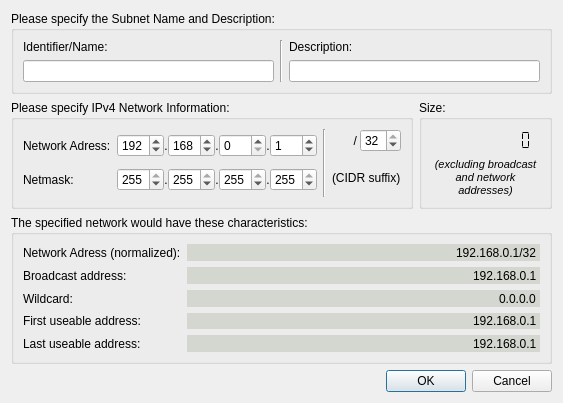
The window that sm_ipv4editdialog.ui (lordwolfchild/subnetmapper) describes before a commit, drawn with Qt 5.
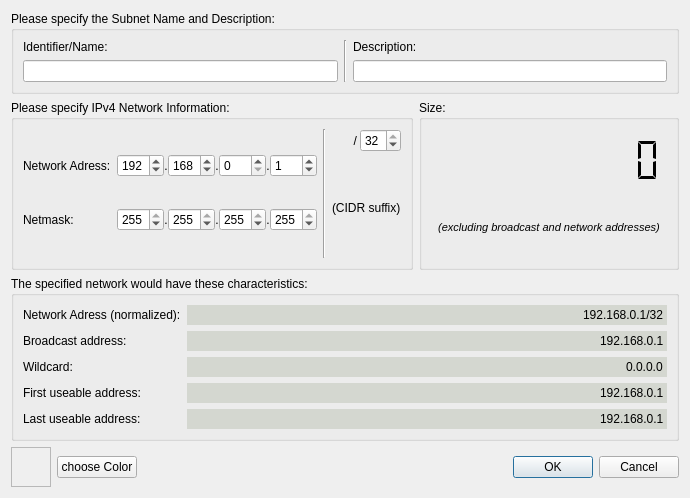
The same window after the commit.

The edit to the form file:
```diff
--- a/sm_ipv4editdialog.ui
+++ b/sm_ipv4editdialog.ui
@@ -6,8 +6,8 @@
    <rect>
     <x>0</x>
     <y>0</y>
-    <width>561</width>
-    <height>391</height>
+    <width>690</width>
+    <height>498</height>
    </rect>
   </property>
   <property name="windowTitle">
@@ -777,14 +777,66 @@
       </layout>
      </item>
      <item>
-      <widget class="QDialogButtonBox" name="buttonBox">
-       <property name="orientation">
-        <enum>Qt::Horizontal</enum>
-       </property>
-       <property name="standardButtons">
-        <set>QDialogButtonBox::Cancel|QDialogButtonBox::Ok</set>
-       </property>
-      </widget>
+      <layout class="QHBoxLayout" name="horizontalLayout_9">
+       <item>
+        <widget class="QFrame" name="colorBox">
+         <property name="sizePolicy">
+          <sizepolicy hsizetype="Fixed" vsizetype="Fixed">
+           <horstretch>40</horstretch>
+           <verstretch>40</verstretch>
+          </sizepolicy>
+         </property>
+         <property name="minimumSize">
+          <size>
+           <width>40</width>
+           <height>40</height>
+          </size>
+         </property>
+         <property name="maximumSize">
+          <size>
+           <width>40</width>
+           <height>40</height>
+          </size>
+         </property>
+         <property name="frameShape">
+          <enum>QFrame::StyledPanel</enum>
+         </property>
+         <property name="frameShadow">
+          <enum>QFrame::Raised</enum>
+         </property>
+        </widget>
+       </item>
+       <item>
+        <widget class="QPushButton" name="pushButton">
+         <property name="text">
+          <string>choose Color</string>
+         </property>
+        </widget>
+       </item>
+       <item>
+        <spacer name="horizontalSpacer">
+         <property name="orientation">
+          <enum>Qt::Horizontal</enum>
+         </property>
+         <property name="sizeHint" stdset="0">
+          <size>
+           <width>40</width>
+           <height>20</height>
+          </size>
+         </property>
+        </spacer>
+       </item>
+       <item>
+        <widget class="QDialogButtonBox" name="buttonBox">
+         <property name="orientation">
+          <enum>Qt::Horizontal</enum>
+         </property>
+         <property name="standardButtons">
+          <set>QDialogButtonBox::Cancel|QDialogButtonBox::Ok</set>
+         </property>
+        </widget>
+       </item>
+      </layout>
      </item>
     </layout>
    </item>
```
Left out of the diff: 61 changed lines with no effect on the pictures.
